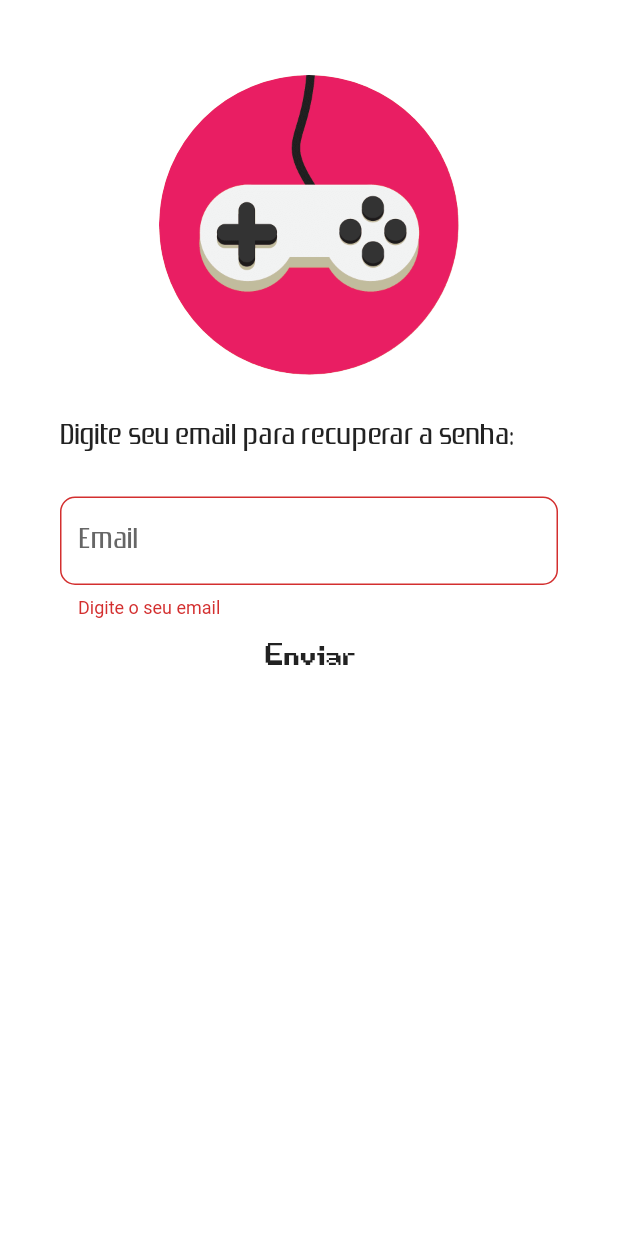
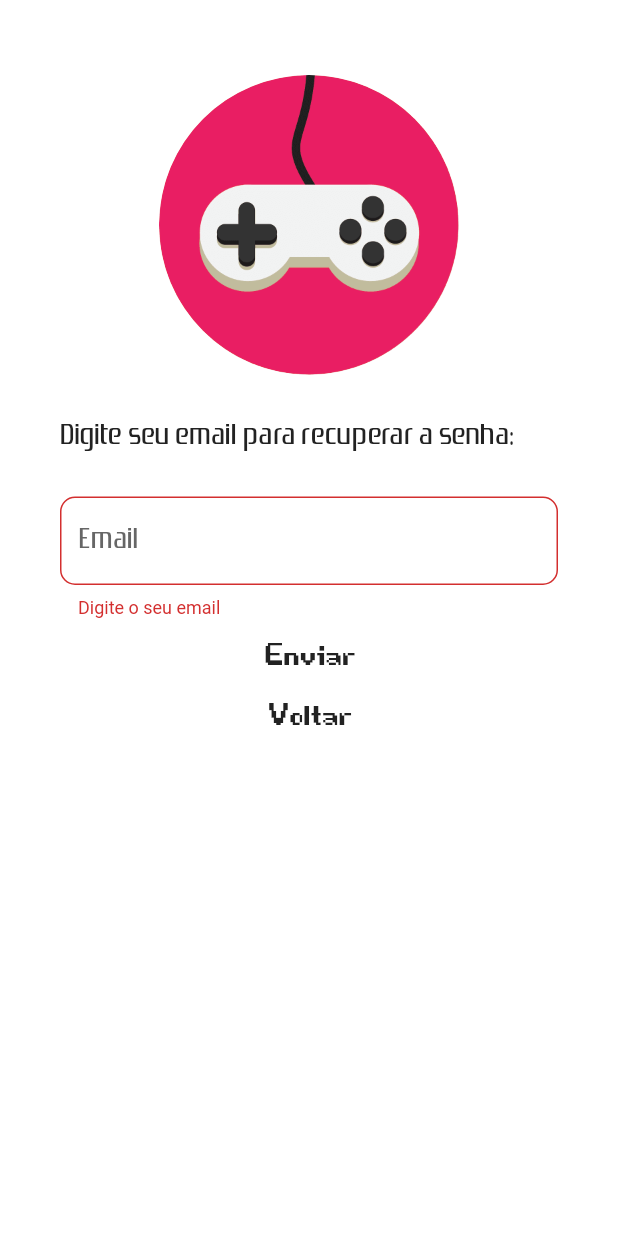
Before and after one commit to Paivamelo/gamesearch1, a Flutter app: the Telareset screen opened directly, after a tap on "Enviar", on a phone screen of 412 x 824 dp. Run offline on Flutter 3.47's test engine with Material 2 defaults, Android fonts, the phone set to English and light mode, and no system bars; our stand-ins replace bloc, dio, firebase_auth, firebase_core, flutter_bloc, socket_io_client; accounts and stored records are empty.

Commit message:
Caminho pra sair do recuperar senha

```diff
--- a/lib/view/resetpassword.dart
+++ b/lib/view/resetpassword.dart
@@ -3,6 +3,8 @@ import 'package:flutter_bloc/flutter_bloc.dart';
 import 'package:gamesearch1/logic/manage_auth/auth_bloc.dart';
 import 'package:gamesearch1/logic/manage_auth/auth_event.dart';
 import 'package:firebase_auth/firebase_auth.dart';
+
+import 'auth/authentication_screen.dart';
 
 class Telareset extends StatefulWidget {
   @override
@@ -86,10 +88,39 @@ class _TelaresetState extends State<Telareset> {
                           if (formKey.currentState.validate()) {
                             formKey.currentState.save();
                             BlocProvider.of<AuthBloc>(context).add(resetEmail);
+                            final snackBar = SnackBar(
+                              content: Text("Email Enviado!"),
+                              action: SnackBarAction(
+                                label: 'OK',
+                                onPressed: () {
+                                  // Some code to undo the change.
+                                },
+                              ),
+                            );
+                            ScaffoldMessenger.of(context)
+                                .showSnackBar(snackBar);
                           }
                           auth.sendPasswordResetEmail(email: resetEmail.email);
                         }),
                   ),
+                  Container(
+                    height: 40,
+                    alignment: Alignment.center,
+                    child: TextButton(
+                      //autofocus: true,
+                      child: Text(
+                        "Voltar",
+                        style: TextStyle(
+                          fontFamily: 'Gameover',
+                          fontSize: 50,
+                          color: Colors.black87,
+                        ),
+                      ),
+                      onPressed: () {
+                        Navigator.of(context).pop();
+                      },
+                    ),
+                  )
                 ]))));
   }
 
```
